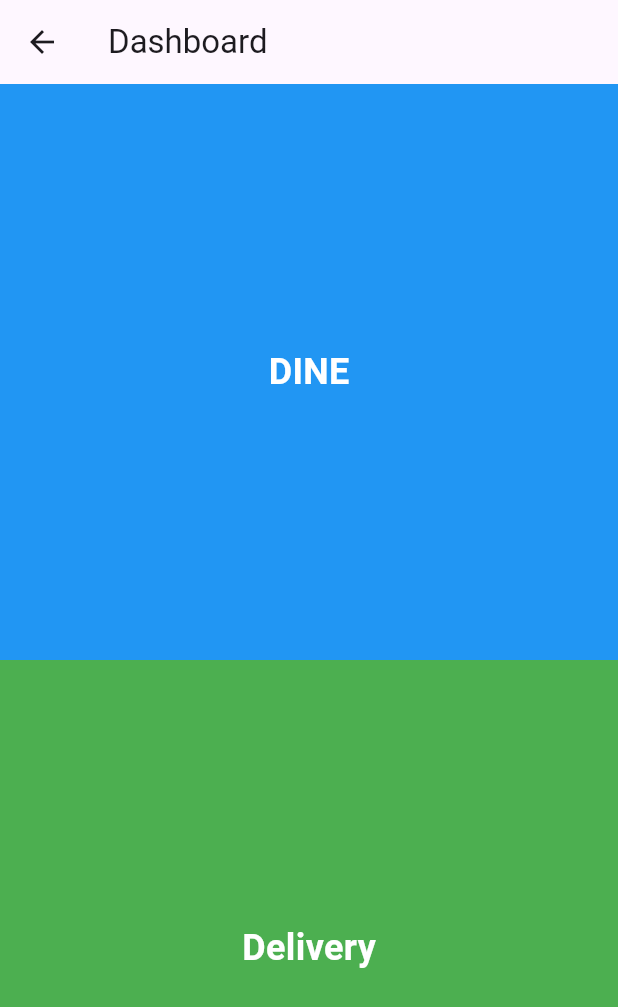
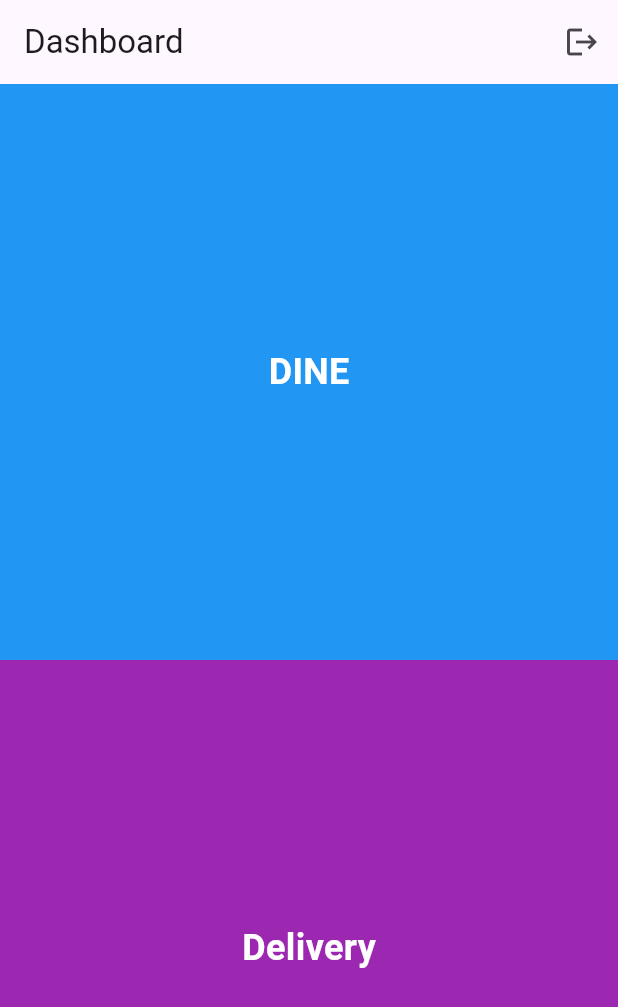
Before and after one commit to GauravC02/DineSmart, a Flutter app: the DashboardPage screen opened directly, on a phone screen of 412 x 824 dp. Shown: the top 1007 px of the screen. Run offline on Flutter 3.47's test engine with Material 3 defaults, Android fonts, the phone set to English and light mode, and no system bars.

Commit message:
dashboard and logout

```diff
--- a/dinesmart/lib/dashboard.dart
+++ b/dinesmart/lib/dashboard.dart
@@ -1,17 +1,30 @@
 import 'package:flutter/material.dart';
+import 'login.dart'; // Import your login page file
 import 'dashboardcontent.dart';
 
 class DashboardPage extends StatelessWidget {
   @override
   Widget build(BuildContext context) {
     return Scaffold(
-      appBar: DashboardAppBar(),
+      appBar: DashboardAppBar(onLogoutPressed: () {
+        // Call the logout function
+        _logout(context);
+      }),
       body: DashboardContent(),
     );
+  }
+
+  void _logout(BuildContext context) {
+    // Use Navigator to pop the DashboardPage and return to the LoginPage
+    Navigator.pop(context);
   }
 }
 
 class DashboardAppBar extends StatelessWidget implements PreferredSizeWidget {
+  final VoidCallback onLogoutPressed;
+
+  const DashboardAppBar({required this.onLogoutPressed});
+
   @override
   Size get preferredSize => Size.fromHeight(kToolbarHeight);
 
@@ -19,6 +32,13 @@ class DashboardAppBar extends StatelessWidget implements PreferredSizeWidget {
   Widget build(BuildContext context) {
     return AppBar(
       title: Text('Dashboard'),
+      automaticallyImplyLeading: false, // This removes the back arrow
+      actions: [
+        IconButton(
+          icon: Icon(Icons.logout),
+          onPressed: onLogoutPressed,
+        ),
+      ],
     );
   }
 }
--- a/dinesmart/lib/dashboardcontent.dart
+++ b/dinesmart/lib/dashboardcontent.dart
@@ -33,7 +33,7 @@ class DashboardContent extends StatelessWidget {
         ),
         Expanded(
           child: Container(
-            color: Colors.green,
+            color: Colors.purple,
             alignment: Alignment.center,
             child: Text(
               'Delivery',
```
